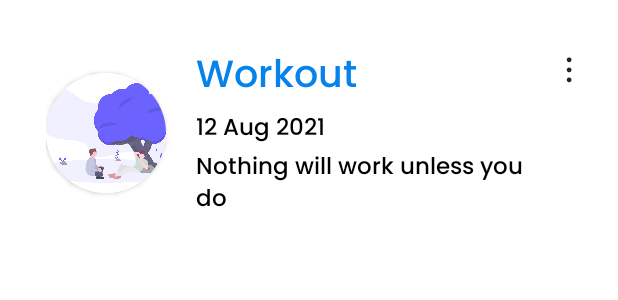
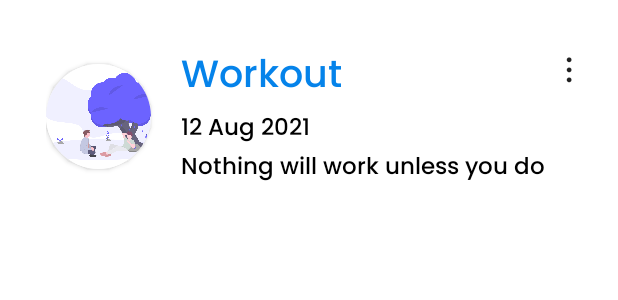
Before and after one commit to bhaveshppatil/Unit_4_Async_Android_Assignments-, an Android app: the layout routine_item_row.xml on its own in the app's theme, with its tools: preview values and no code run, on a phone screen of 412 x 824 dp. Shown: the top 300 px of the screen. Run offline under Robolectric (Android 15) with nearby library versions, the phone set to English and light mode, and no system bars; Roboto replaces fonts that are not available here.

```diff
--- a/myjournalapp/app/src/main/res/layout/routine_item_row.xml
+++ b/myjournalapp/app/src/main/res/layout/routine_item_row.xml
@@ -29,8 +29,8 @@
 
             <androidx.cardview.widget.CardView
                 android:id="@+id/view2"
-                android:layout_width="80dp"
-                android:layout_height="80dp"
+                android:layout_width="70dp"
+                android:layout_height="70dp"
                 android:layout_centerVertical="true"
                 android:elevation="12dp"
                 app:cardCornerRadius="40dp">
@@ -38,7 +38,7 @@
                 <ImageView
                     android:id="@+id/imageView1"
                     android:layout_width="match_parent"
-                    android:layout_height="80dp"
+                    android:layout_height="match_parent"
                     android:scaleType="centerCrop"
                     android:src="@drawable/friendship" />
 
@@ -57,7 +57,7 @@
 
             <TextView
                 android:id="@+id/tvRoutineDate"
-                android:layout_width="wrap_content"
+                android:layout_width="match_parent"
                 android:layout_height="wrap_content"
                 android:layout_below="@id/tvRoutineTitle"
                 android:layout_marginStart="@dimen/dp_20"
```
